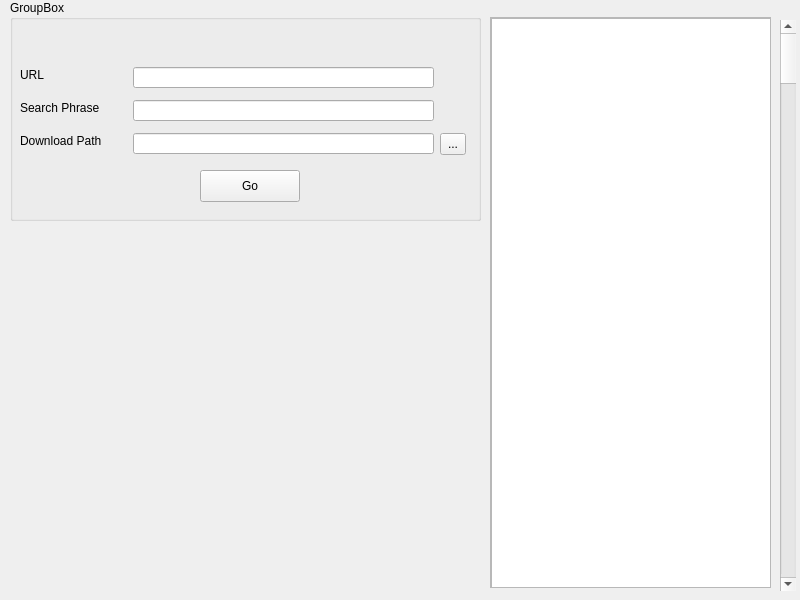
First picture: the form in form.ui, repository OptimusGREEN/m3uDL, before the edit.
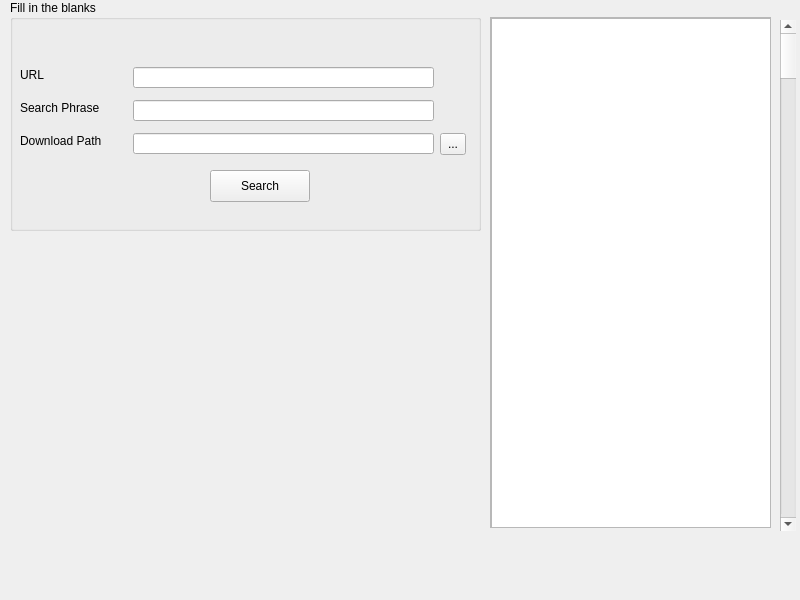
Second picture: the form after the edit.

What changed in the file:
```diff
--- a/form.ui
+++ b/form.ui
@@ -19,11 +19,11 @@
      <x>10</x>
      <y>0</y>
      <width>471</width>
-     <height>221</height>
+     <height>231</height>
     </rect>
    </property>
    <property name="title">
-    <string>GroupBox</string>
+    <string>Fill in the blanks</string>
    </property>
    <widget class="QLabel" name="label_2">
     <property name="geometry">
@@ -110,14 +110,14 @@
    <widget class="QPushButton" name="pushButton">
     <property name="geometry">
      <rect>
-      <x>190</x>
+      <x>200</x>
       <y>170</y>
       <width>100</width>
       <height>32</height>
      </rect>
     </property>
     <property name="text">
-     <string>Go</string>
+     <string>Search</string>
     </property>
    </widget>
   </widget>
@@ -127,7 +127,7 @@
      <x>490</x>
      <y>17</y>
      <width>281</width>
-     <height>571</height>
+     <height>511</height>
     </rect>
    </property>
    <property name="autoFillBackground">
@@ -145,7 +145,7 @@
       <x>0</x>
       <y>0</y>
       <width>279</width>
-      <height>569</height>
+      <height>509</height>
      </rect>
     </property>
     <widget class="QListWidget" name="listWidget">
@@ -154,7 +154,7 @@
        <x>0</x>
        <y>0</y>
        <width>281</width>
-       <height>571</height>
+       <height>511</height>
       </rect>
      </property>
     </widget>
@@ -166,7 +166,7 @@
      <x>780</x>
      <y>20</y>
      <width>16</width>
-     <height>571</height>
+     <height>511</height>
     </rect>
    </property>
    <property name="orientation">
```
Left out of the diff: 18 changed lines with no effect on the pictures.
